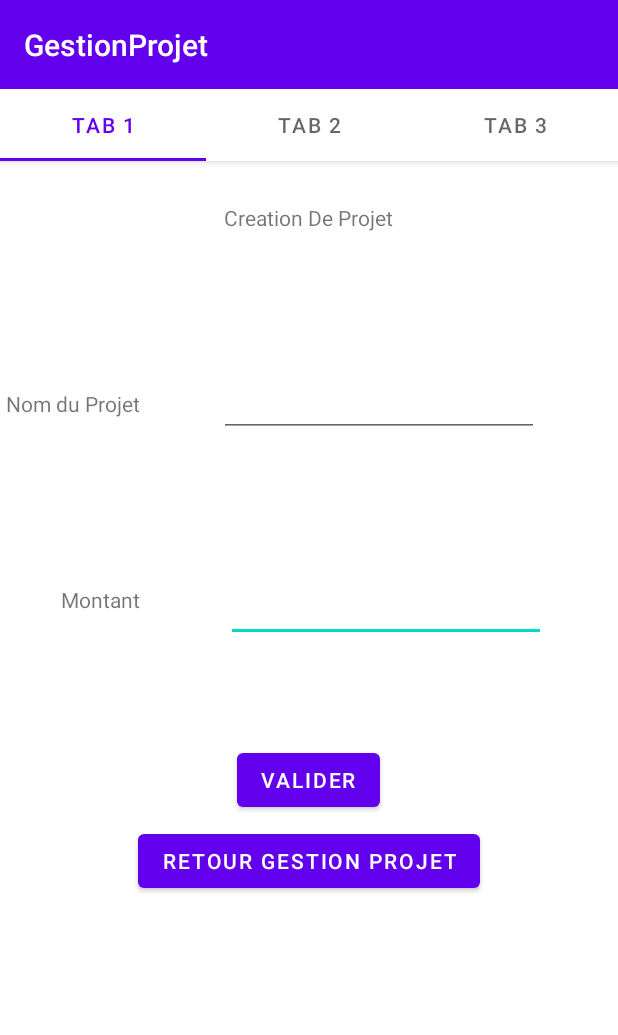
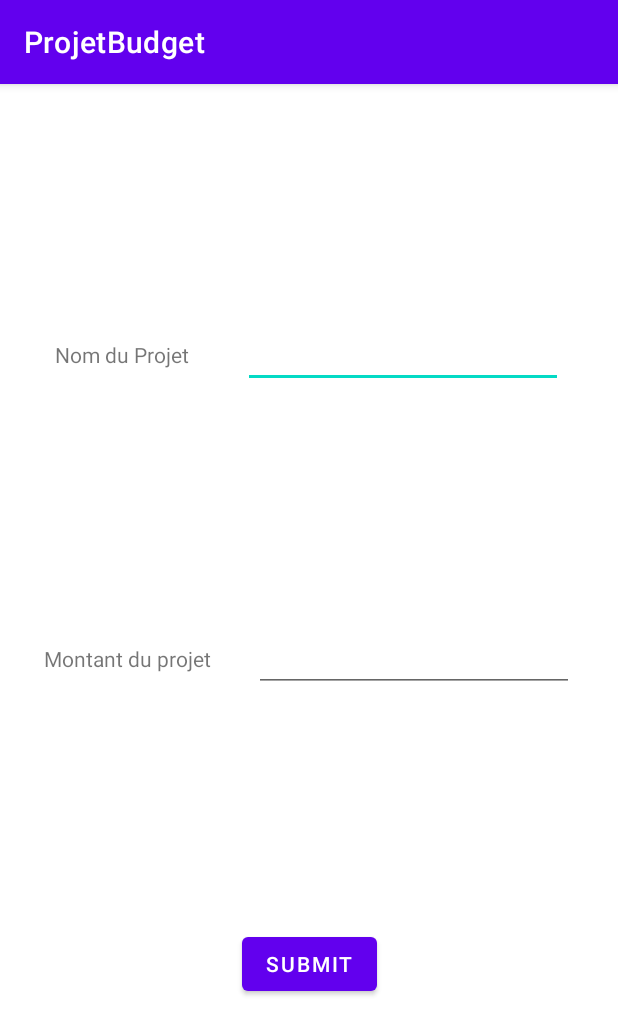
Before and after one commit to 777Leinad77/my-piggy-bank, an Android app: the PlaceholderFragment screen opened directly, with no data from a screen before it, after a tap on "GESTION PROJET", on a phone screen of 412 x 824 dp. Shown: the top 1035 px of the screen. Run offline under Robolectric (Android 15) with nearby library versions, the phone set to English and light mode, and no system bars.

Commit message:
vouveux projet

```diff
--- a/ProjetBudget/app/src/main/java/com/example/projetbudget/depanse/AjoutDepense.java
+++ b/ProjetBudget/app/src/main/java/com/example/projetbudget/depanse/AjoutDepense.java
@@ -126,9 +126,8 @@ public class AjoutDepense extends Fragment implements AdapterView.OnItemSelected
                 Log.i("TestAjoutDepense", "bool1 est : " + bool1);
 
                 boolean bool2 = true;
-                int montantSint;
+                int montantSint = Integer.parseInt(montantValeur);
                 if (montantValeur.length()>0) {
-                    montantSint = Integer.parseInt(montantValeur);
                     if (montantSint != 0) {
                         EMontant.setText("");
                         bool2 = true;
@@ -153,7 +152,6 @@ public class AjoutDepense extends Fragment implements AdapterView.OnItemSelected
                 Log.i("TestAjoutDepense", "bool3 est : " + bool3);
 
                 if (bool1 == true && bool2 == true && bool3 == true) {
-                    montantSint = Integer.parseInt(montantValeur);
                         sgbd.open();
                         sgbd.nouvOperationS(nomValeur, montantSint, String.valueOf(RB.getText()), idcat);
                         if (RB.getText() == "Gain"){
--- /dev/null
+++ b/ProjetBudget/app/src/main/java/com/example/projetbudget/projet/CreationProject.java
@@ -0,0 +1,51 @@
+package com.example.projetbudget.projet;
+
+import androidx.appcompat.app.AppCompatActivity;
+
+import android.content.Intent;
+import android.os.Bundle;
+import android.view.View;
+import android.widget.Button;
+import android.widget.EditText;
+
+import com.example.projetbudget.BDD.GestionBD;
+import com.example.projetbudget.R;
+
+public class CreationProject extends AppCompatActivity {
+
+    GestionBD sgbd = new GestionBD(this);
+
+    Intent intent;
+    EditText nom;
+    EditText montant;
+    Button submit;
+
+    @Override
+    protected void onCreate(Bundle savedInstanceState) {
+        super.onCreate(savedInstanceState);
+        setContentView(R.layout.activity_creation_project);
+
+        nom = (EditText)findViewById(R.id.ETNomProjet);
+        montant = (EditText)findViewById(R.id.ETMontantProjet);
+        submit = (Button)findViewById(R.id.BCreationProjet);
+
+        intent = new Intent(this, com.example.projetbudget.activity.MainActivity.class);
+
+        submit.setOnClickListener(new View.OnClickListener() {
+
+            @Override
+            public void onClick(View v) {
+                if ( v == submit){
+
+                    String PNom = nom.getText().toString();
+                    int PMontant = Integer.parseInt(montant.getText().toString());
+
+                    sgbd.open();
+                    sgbd.nouvProjet(PNom, PMontant, null);
+                    sgbd.close();
+                    startActivity(intent);
+                }
+            }
+        });
+    }
+}
--- a/ProjetBudget/app/src/main/java/com/example/projetbudget/projet/CreationProjet.java
+++ b/ProjetBudget/app/src/main/java/com/example/projetbudget/projet/CreationProjetBiss.java
@@ -17,7 +17,7 @@ import com.example.projetbudget.databinding.CreationProjetBinding;
 /**
  * A placeholder fragment containing a simple view.
  */
-public class CreationProjet extends Fragment {
+public class CreationProjetBiss extends Fragment {
 
     private static final String ARG_SECTION_NUMBER = "section_number";
 
@@ -27,8 +27,8 @@ public class CreationProjet extends Fragment {
     Button cp;
 
 
-    public static CreationProjet newInstance(int index) {
-        CreationProjet fragment = new CreationProjet();
+    public static CreationProjetBiss newInstance(int index) {
+        CreationProjetBiss fragment = new CreationProjetBiss();
         Bundle bundle = new Bundle();
         bundle.putInt(ARG_SECTION_NUMBER, index);
         fragment.setArguments(bundle);
--- a/ProjetBudget/app/src/main/java/com/example/projetbudget/projet/SectionsPagerGestionProjet.java
+++ b/ProjetBudget/app/src/main/java/com/example/projetbudget/projet/SectionsPagerGestionProjet.java
@@ -27,7 +27,7 @@ public class SectionsPagerGestionProjet extends FragmentPagerAdapter {
         // getItem is called to instantiate the fragment for the given page.
         // Return a PlaceholderFragment (defined as a static inner class below).
         if (position == 0) {
-            return CreationProjet.newInstance(0);
+            return CreationProjetBiss.newInstance(0);
         } else if (position == 1) {
             return SuppressionProjet.newInstance(1);
         }
--- a/ProjetBudget/app/src/main/java/com/example/projetbudget/ui/main/PlaceholderFragment.java
+++ b/ProjetBudget/app/src/main/java/com/example/projetbudget/ui/main/PlaceholderFragment.java
@@ -13,6 +13,7 @@ import androidx.fragment.app.Fragment;
 import com.example.projetbudget.R;
 import com.example.projetbudget.activity.GestionDepense;
 import com.example.projetbudget.databinding.FragmentMainBinding;
+import com.example.projetbudget.projet.CreationProject;
 
 /**
  * A placeholder fragment containing a simple view.
@@ -39,7 +40,8 @@ public class PlaceholderFragment extends Fragment {
     @Override
     public View onCreateView(@NonNull LayoutInflater inflater, ViewGroup container, Bundle savedInstanceState) {
 
-        intent = new Intent(getContext(), com.example.projetbudget.activity.GestionProjet.class);
+        //intent = new Intent(getContext(), com.example.projetbudget.activity.GestionProjet.class);
+        intent = new Intent(this.getContext(), CreationProject.class);
         intent1 = new Intent(this.getContext(), GestionDepense.class);
         View rootView = inflater.inflate(R.layout.fragment_main, container, false);
 
--- /dev/null
+++ b/ProjetBudget/app/src/main/res/layout/activity_creation_project.xml
@@ -0,0 +1,61 @@
+<?xml version="1.0" encoding="utf-8"?>
+<androidx.constraintlayout.widget.ConstraintLayout xmlns:android="http://schemas.android.com/apk/res/android"
+    xmlns:app="http://schemas.android.com/apk/res-auto"
+    xmlns:tools="http://schemas.android.com/tools"
+    android:layout_width="match_parent"
+    android:layout_height="match_parent"
+    tools:context=".projet.CreationProject">
+
+    <EditText
+        android:id="@+id/ETNomProjet"
+        android:layout_width="wrap_content"
+        android:layout_height="wrap_content"
+        android:ems="10"
+        android:inputType="textPersonName"
+        app:layout_constraintBottom_toTopOf="@+id/ETMontantProjet"
+        app:layout_constraintEnd_toEndOf="parent"
+        app:layout_constraintStart_toEndOf="@+id/textView2"
+        app:layout_constraintTop_toTopOf="parent" />
+
+    <TextView
+        android:id="@+id/textView2"
+        android:layout_width="wrap_content"
+        android:layout_height="wrap_content"
+        android:text="Nom du Projet"
+        app:layout_constraintBottom_toBottomOf="@+id/ETNomProjet"
+        app:layout_constraintEnd_toStartOf="@+id/ETNomProjet"
+        app:layout_constraintStart_toStartOf="parent"
+        app:layout_constraintTop_toTopOf="@+id/ETNomProjet" />
+
+    <TextView
+        android:id="@+id/textView6"
+        android:layout_width="wrap_content"
+        android:layout_height="wrap_content"
+        android:text="Montant du projet"
+        app:layout_constraintBottom_toBottomOf="@+id/ETMontantProjet"
+        app:layout_constraintEnd_toStartOf="@+id/ETMontantProjet"
+        app:layout_constraintStart_toStartOf="parent"
+        app:layout_constraintTop_toTopOf="@+id/ETMontantProjet" />
+
+    <EditText
+        android:id="@+id/ETMontantProjet"
+        android:layout_width="wrap_content"
+        android:layout_height="wrap_content"
+        android:ems="10"
+        android:inputType="number"
+        app:layout_constraintBottom_toTopOf="@+id/BCreationProjet"
+        app:layout_constraintEnd_toEndOf="parent"
+        app:layout_constraintStart_toEndOf="@+id/textView6"
+        app:layout_constraintTop_toBottomOf="@+id/ETNomProjet" />
+
+    <Button
+        android:id="@+id/BCreationProjet"
+        android:layout_width="wrap_content"
+        android:layout_height="wrap_content"
+        android:text="Submit"
+        app:layout_constraintBottom_toBottomOf="parent"
+        app:layout_constraintEnd_toEndOf="parent"
+        app:layout_constraintStart_toStartOf="parent"
+        app:layout_constraintTop_toBottomOf="@+id/ETMontantProjet" />
+
+</androidx.constraintlayout.widget.ConstraintLayout>
--- a/ProjetBudget/app/src/main/res/layout/creation_projet.xml
+++ b/ProjetBudget/app/src/main/res/layout/creation_projet.xml
@@ -6,7 +6,7 @@
     android:id="@+id/constraintLayout6"
     android:layout_width="match_parent"
     android:layout_height="match_parent"
-    tools:context="com.example.projetbudget.projet.CreationProjet">
+    tools:context="com.example.projetbudget.projet.CreationProjetBiss">
 
     <TextView
         android:id="@+id/creationprojet"
```
Also changed, not shown: ProjetBudget/app/src/main/AndroidManifest.xml (+13 -14 lines), ProjetBudget/app/src/main/java/com/example/projetbudget/BDD/GestionBD.java (+9 -0 lines).
